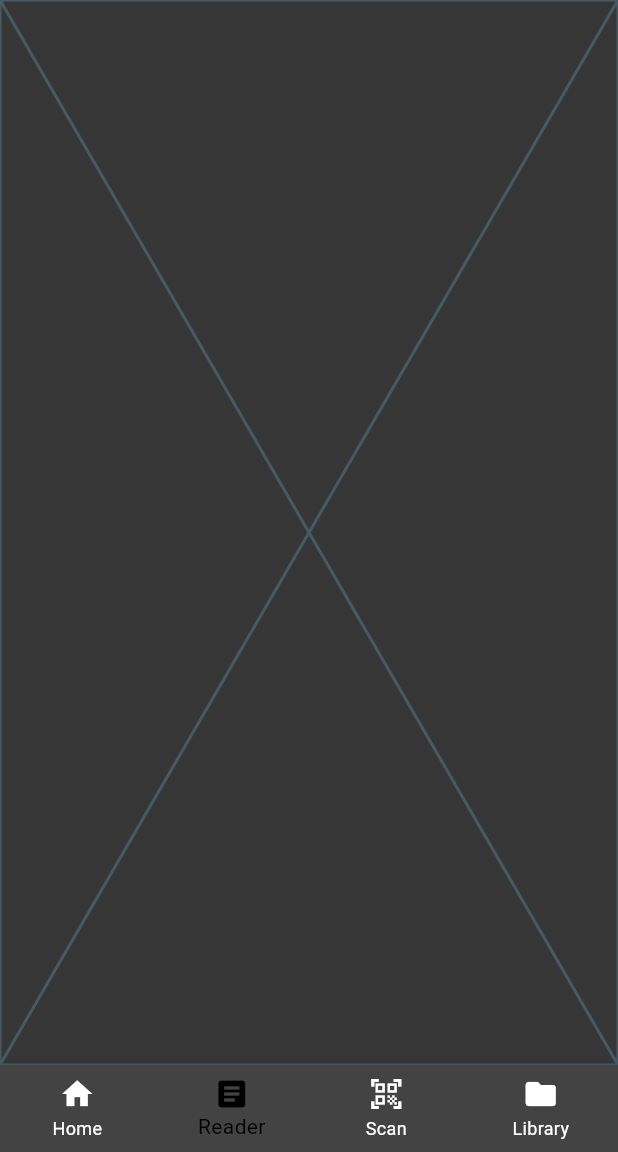
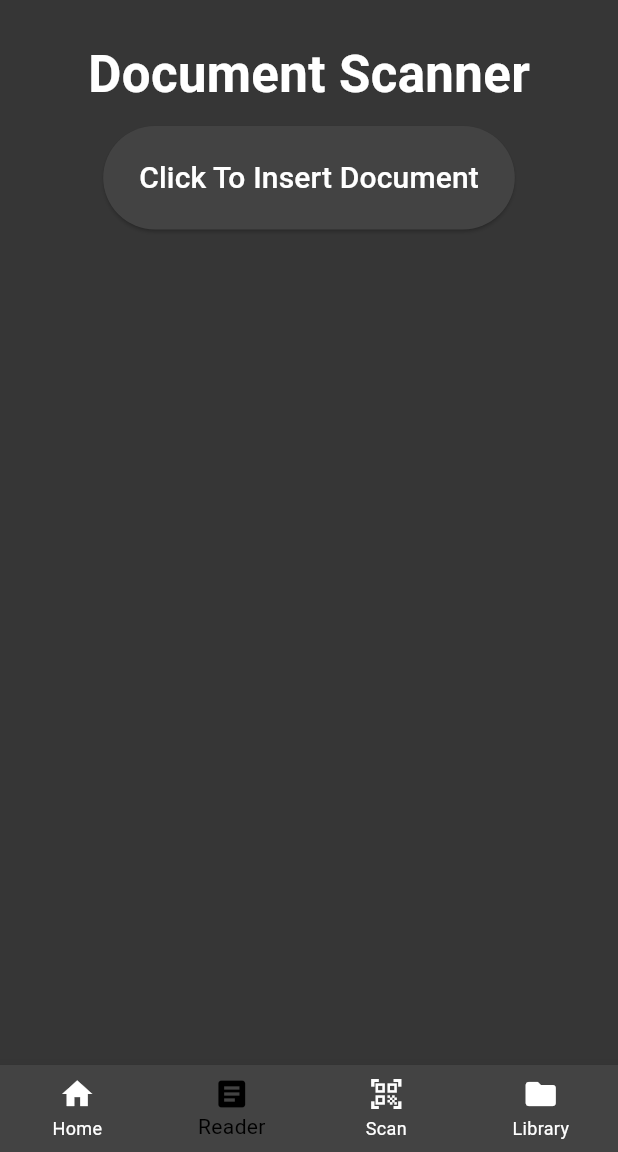
Before and after one commit to ShreyaIsAwesome/veera, a Flutter app: the screen it shows after launch, item 2 of the bottom bar chosen, on a phone screen of 412 x 824 dp, the part 84-1236 px from its top. Run offline on Flutter 3.47's test engine with Material 3 defaults, Android fonts, the phone set to English and light mode, and no system bars; our stand-ins replace file_picker; missing offline and left inert: flutter_pdfview.

Commit message:
finished making UI for the document scanner + created main.py for backend

```diff
--- a/lib/pages/document_reader_page.dart
+++ b/lib/pages/document_reader_page.dart
@@ -1,10 +1,93 @@
+import 'dart:io';
+import 'dart:nativewrappers/_internal/vm/lib/internal_patch.dart';
+
+import 'package:file_picker/file_picker.dart';
 import 'package:flutter/material.dart';
+import 'package:main/app_colors.dart';
+import 'package:flutter_pdfview/flutter_pdfview.dart';
 
-class DocumentReaderPage extends StatelessWidget {
+class DocumentReaderPage extends StatefulWidget {
   const DocumentReaderPage({super.key});
 
   @override
+  State<DocumentReaderPage> createState() => _DocumentReaderPageState();
+}
+
+class _DocumentReaderPageState extends State<DocumentReaderPage> {
+   String? fileName;
+   PlatformFile? pickedFile;
+
+  Future<void> pickFile() async {
+    final result = await FilePicker.platform.pickFiles(
+      allowMultiple: false,
+      type: FileType.custom,
+      allowedExtensions: ['pdf', 'doc', 'docx'],
+    );
+
+    if (result == null) {
+      debugPrint("User cancels file picking");
+      return;
+    }
+
+    setState(() {
+      pickedFile = result.files.first;
+      fileName = pickedFile!.name;
+    });
+    }
+
+
+  @override
   Widget build(BuildContext context) {
-    return const Placeholder();
-  }
+    return Scaffold(
+      backgroundColor: AppColors.backgroundColor,
+
+      body: Center(
+        child: Padding(
+          padding: const EdgeInsets.symmetric(horizontal: 35.0, vertical: 25.0),
+          child: Column(
+            children: [
+              const Text("Document Scanner",
+              style: TextStyle(
+                color: Colors.white,
+                fontSize: 34,
+                fontWeight: .bold),
+              ),
+            Padding(
+              padding: const EdgeInsets.all(10.0),
+              child: ElevatedButton(
+                onPressed: pickFile,
+                style: ButtonStyle(
+                  backgroundColor: WidgetStatePropertyAll(AppColors.accentGrey),
+                  shadowColor: WidgetStatePropertyAll(Colors.black),
+
+                ),
+                child: Padding(
+                  padding: const EdgeInsets.symmetric(vertical: 20),
+                  child: Text("Click To Insert Document",
+                  style: TextStyle(
+                    color: Colors.white,
+                    fontSize: 20,
+                  ),
+                  ),
+                )
+              ),
+            ),
+            if (pickedFile != null)
+              Padding(
+                padding: const EdgeInsets.all(10.0),
+                child: SizedBox(
+                  height: 450,
+                  width: 350,
+                  child: PDFView(
+                    filePath: pickedFile!.path!,
+                  ),
+                ),
+              )
+
+          ],
+        ),
+      ),
+    )
+  );
 }
+}
--- a/lib/pages/landing_page.dart
+++ b/lib/pages/landing_page.dart
@@ -4,7 +4,7 @@ import 'package:main/pages/document_reader_page.dart';
 import 'package:main/pages/home_page.dart';
 import 'package:main/pages/library_page.dart';
 import 'package:main/pages/scanner_page.dart';
-import 'package:main/pages/setting_page.dart';
+
 
 class LandingPage extends StatefulWidget {
   const LandingPage({super.key});
@@ -14,7 +14,20 @@ class LandingPage extends StatefulWidget {
 }
 
 class _LandingPageState extends State<LandingPage> {
-  int _selectedIndex = 0;
+   int selectedIndex = 0;
+   bool initialIndex = false;
+
+   @override
+  void didChangeDependencies() {
+    super.didChangeDependencies();
+    if (!initialIndex) {
+      final args = ModalRoute.of(context)?.settings.arguments;
+      if (args is int) {
+        selectedIndex = args;
+      }
+    initialIndex = true;
+    }
+  }
 
   final List<Widget> _pages = [
     HomePage(),
@@ -25,7 +38,7 @@ class _LandingPageState extends State<LandingPage> {
 
   void _onNavTap(int index) {
     setState(() {
-      _selectedIndex = index;
+      selectedIndex = index;
     });
   }
 
@@ -50,11 +63,11 @@ class _LandingPageState extends State<LandingPage> {
         backgroundColor: AppColors.accentGrey
         ),
 
-      body: _pages[_selectedIndex],
+      body: _pages[selectedIndex],
 
       bottomNavigationBar: BottomNavigationBar(
         type: BottomNavigationBarType.fixed,
-        currentIndex: _selectedIndex,
+        currentIndex: selectedIndex,
         onTap: _onNavTap,
         backgroundColor: AppColors.accentGrey,
         selectedItemColor: Colors.black,
--- a/pubspec.yaml
+++ b/pubspec.yaml
@@ -34,10 +34,16 @@ dependencies:
   # The following adds the Cupertino Icons font to your application.
   # Use with the CupertinoIcons class for iOS style icons.
   cupertino_icons: ^1.0.8
+  camera: ^0.11.3
+  path_provider: ^2.1.5
+  path: ^1.9.1
+  file_picker: ^10.3.7
+  flutter_pdfview: ^1.4.3
 
 dev_dependencies:
   flutter_test:
     sdk: flutter
+
 
   # The "flutter_lints" package below contains a set of recommended lints to
   # encourage good coding practices. The lint set provided by the package is
```
Also changed, not shown: lib/pages/home_page.dart (+12 -2 lines), pubspec.lock, 614 other files.
